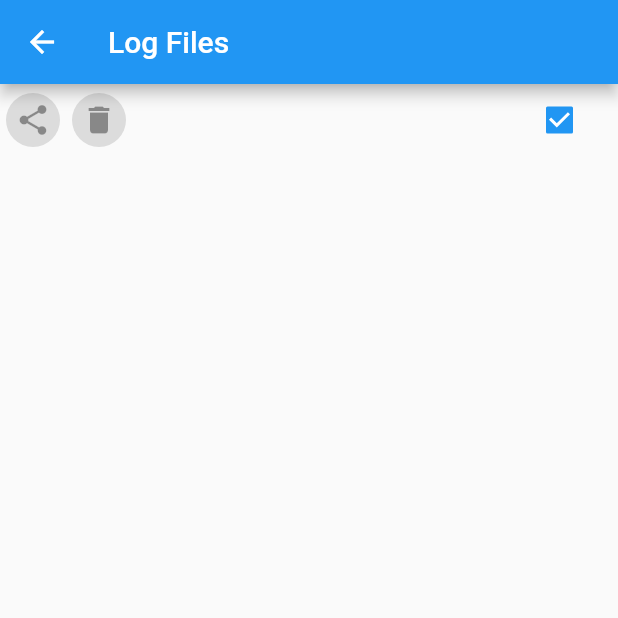
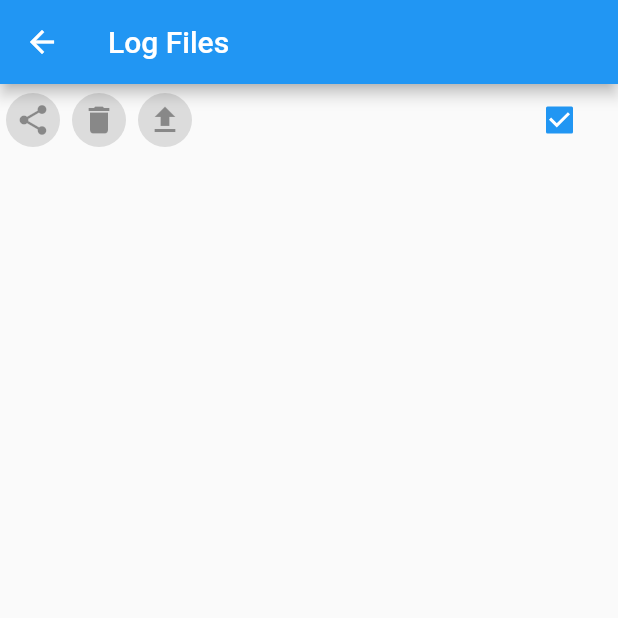
Before and after one commit to tksoh/flutter_logger_demo, a Flutter app: the screen it shows after launch, after a tap on the "folder" icon, on a phone screen of 412 x 824 dp, the top half of it. Run offline on Flutter 3.47's test engine with Material 2 defaults, Android fonts, the phone set to English and light mode, and no system bars; our stand-ins replace logger, share_plus.

Commit message:
use log manager subclass to add custom actions

```diff
--- a/lib/logging/manager.dart
+++ b/lib/logging/manager.dart
@@ -11,10 +11,10 @@ class LogManager extends StatefulWidget {
   const LogManager({super.key});
 
   @override
-  State<LogManager> createState() => _LogManagerState();
+  State<LogManager> createState() => LogManagerState();
 }
 
-class _LogManagerState extends State<LogManager> {
+class LogManagerState<T extends StatefulWidget> extends State<T> {
   List<String> logFiles = [];
   List<String> selectedFiles = [];
 
@@ -52,28 +52,8 @@ class _LogManagerState extends State<LogManager> {
 
     return Row(
       children: [
-        Platform.isWindows
-            ? buildIconButton(
-                icon: Icons.description,
-                size: 36,
-                onPressed: openSelectedFiles,
-                tooltip: 'Open selected files',
-                enabled: selectedFiles.isNotEmpty,
-              )
-            : buildIconButton(
-                icon: Icons.share,
-                size: 36,
-                onPressed: shareSelectedFiles,
-                tooltip: 'Shared selected files',
-                enabled: selectedFiles.isNotEmpty,
-              ),
-        buildIconButton(
-          icon: Icons.delete,
-          size: 36,
-          onPressed: deleteSelectedFiles,
-          tooltip: 'Delete selected files',
-          enabled: selectedFiles.isNotEmpty,
-        ),
+        ...getDefaultActions(),
+        ...getCustomActions(),
         const Spacer(),
         Checkbox(
           tristate: true,
@@ -237,6 +217,37 @@ class _LogManagerState extends State<LogManager> {
       ],
     );
   }
+
+  List<Widget> getDefaultActions() {
+    return [
+      Platform.isWindows
+          ? buildIconButton(
+              icon: Icons.description,
+              size: 36,
+              onPressed: openSelectedFiles,
+              tooltip: 'Open selected files',
+              enabled: selectedFiles.isNotEmpty,
+            )
+          : buildIconButton(
+              icon: Icons.share,
+              size: 36,
+              onPressed: shareSelectedFiles,
+              tooltip: 'Shared selected files',
+              enabled: selectedFiles.isNotEmpty,
+            ),
+      buildIconButton(
+        icon: Icons.delete,
+        size: 36,
+        onPressed: deleteSelectedFiles,
+        tooltip: 'Delete selected files',
+        enabled: selectedFiles.isNotEmpty,
+      )
+    ];
+  }
+
+  List<Widget> getCustomActions() {
+    return [];
+  }
 }
 
 Padding buildIconButton({
--- a/lib/main.dart
+++ b/lib/main.dart
@@ -90,7 +90,7 @@ class _MyHomePageState extends State<MyHomePage> {
                   onPressed: () async {
                     Navigator.of(context).push(
                       MaterialPageRoute<void>(
-                        builder: (BuildContext context) => const LogManager(),
+                        builder: (BuildContext context) => const LogManager2(),
                       ),
                     );
                   },
@@ -161,3 +161,29 @@ class _MyHomePageState extends State<MyHomePage> {
     Share.shareFiles([Logging.path], text: 'log data');
   }
 }
+
+class LogManager2 extends LogManager {
+  const LogManager2({super.key});
+
+  @override
+  State<LogManager2> createState() => LogManager2State();
+}
+
+class LogManager2State extends LogManagerState<LogManager2> {
+  @override
+  List<Widget> getCustomActions() {
+    return [
+      buildIconButton(
+        icon: Icons.upload,
+        size: 36,
+        onPressed: uploadSelectedFiles,
+        enabled: selectedFiles.isNotEmpty,
+      ),
+    ];
+  }
+
+  void uploadSelectedFiles() {
+    if (selectedFiles.isEmpty) return;
+    logger.d('uploading: $selectedFiles');
+  }
+}
```
